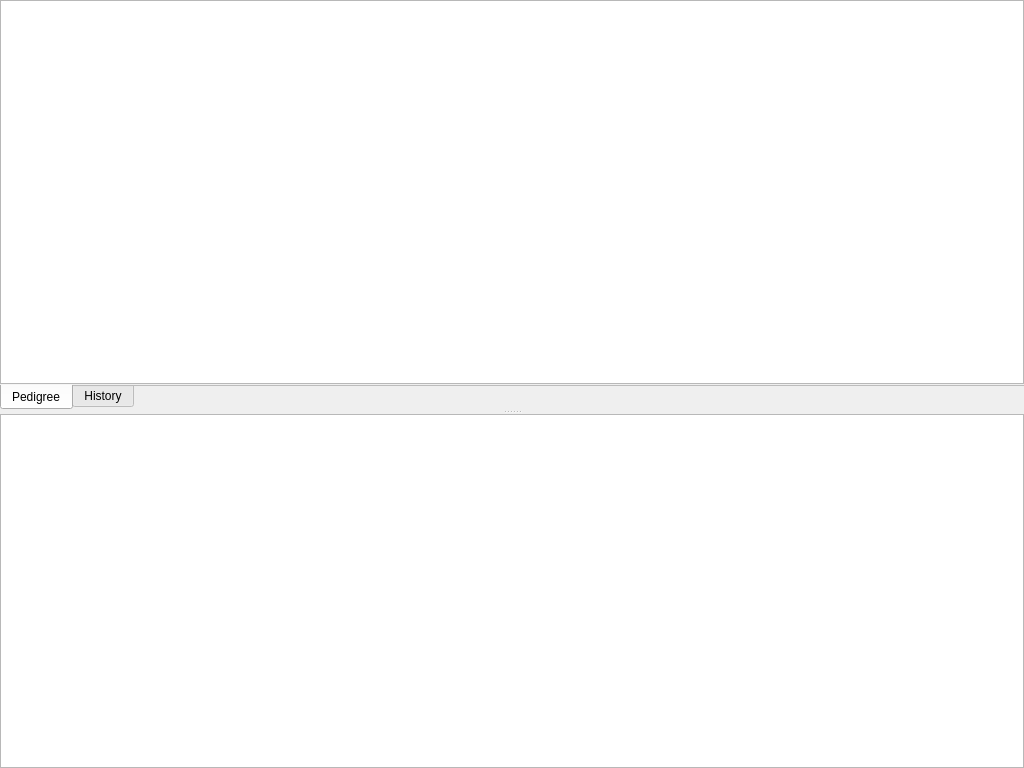
Qt form resources/vis.ui (alex-r-bigelow/updb-explorer) before a commit.
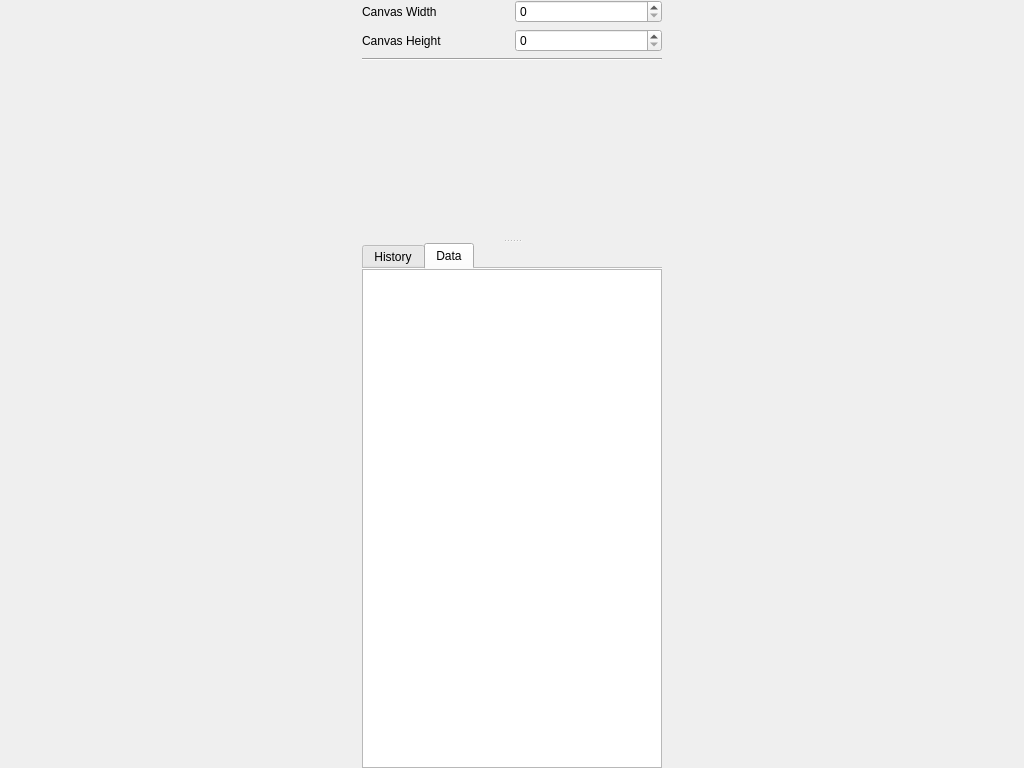
The same form after that commit.

Commit message: Added transpose step to layout, beginnings of zooming interaction

Diff of the .ui file:
```diff
--- a/resources/vis.ui
+++ b/resources/vis.ui
@@ -23,15 +23,83 @@
       <property name="orientation">
        <enum>Qt::Vertical</enum>
       </property>
+      <widget class="QSplitter" name="pedigreeSplitter">
+       <property name="orientation">
+        <enum>Qt::Horizontal</enum>
+       </property>
+       <widget class="QWidget" name="settingsWidget" native="true">
+        <property name="maximumSize">
+         <size>
+          <width>300</width>
+          <height>16777215</height>
+         </size>
+        </property>
+        <layout class="QGridLayout" name="gridLayout_4">
+         <item row="2" column="0" colspan="2">
+          <widget class="Line" name="line">
+           <property name="orientation">
+            <enum>Qt::Horizontal</enum>
+           </property>
+          </widget>
+         </item>
+         <item row="0" column="1">
+          <widget class="QSpinBox" name="canvasWidth"/>
+         </item>
+         <item row="0" column="0">
+          <widget class="QLabel" name="label">
+           <property name="text">
+            <string>Canvas Width</string>
+           </property>
+          </widget>
+         </item>
+         <item row="1" column="0">
+          <widget class="QLabel" name="label_2">
+           <property name="text">
+            <string>Canvas Height</string>
+           </property>
+          </widget>
+         </item>
+         <item row="1" column="1">
+          <widget class="QSpinBox" name="canvasHeight"/>
+         </item>
+         <item row="3" column="1">
+          <spacer name="verticalSpacer_2">
+           <property name="orientation">
+            <enum>Qt::Vertical</enum>
+           </property>
+           <property name="sizeHint" stdset="0">
+            <size>
+             <width>20</width>
+             <height>40</height>
+            </size>
+           </property>
+          </spacer>
+         </item>
+         <item row="3" column="0">
+          <spacer name="verticalSpacer">
+           <property name="orientation">
+            <enum>Qt::Vertical</enum>
+           </property>
+           <property name="sizeHint" stdset="0">
+            <size>
+             <width>20</width>
+             <height>40</height>
+            </size>
+           </property>
+          </spacer>
+         </item>
+        </layout>
+       </widget>
+      </widget>
       <widget class="QTabWidget" name="tabWidget">
        <property name="tabPosition">
-        <enum>QTabWidget::South</enum>
+        <enum>QTabWidget::North</enum>
        </property>
        <property name="tabShape">
         <enum>QTabWidget::Rounded</enum>
        </property>
        <property name="currentIndex">
-        <number>0</number>
+        <number>1</number>
        </property>
        <property name="elideMode">
         <enum>Qt::ElideNone</enum>
@@ -39,29 +107,6 @@
        <property name="documentMode">
         <bool>true</bool>
        </property>
-       <widget class="QWidget" name="PedigreeTab">
-        <attribute name="title">
-         <string>Pedigree</string>
-        </attribute>
-        <layout class="QGridLayout" name="gridLayout">
-         <property name="margin">
-          <number>0</number>
-         </property>
-         <item row="0" column="0">
-          <widget class="QGraphicsView" name="pedigreeView">
-           <property name="verticalScrollBarPolicy">
-            <enum>Qt::ScrollBarAsNeeded</enum>
-           </property>
-           <property name="horizontalScrollBarPolicy">
-            <enum>Qt::ScrollBarAsNeeded</enum>
-           </property>
-           <property name="alignment">
-            <set>Qt::AlignLeading|Qt::AlignLeft|Qt::AlignTop</set>
-           </property>
-          </widget>
-         </item>
-        </layout>
-       </widget>
        <widget class="QWidget" name="HistoryTab">
         <attribute name="title">
          <string>History</string>
@@ -75,12 +120,24 @@
          </item>
         </layout>
        </widget>
-      </widget>
-      <widget class="QSplitter" name="lowSplitter">
-       <property name="orientation">
-        <enum>Qt::Horizontal</enum>
-       </property>
-       <widget class="QGraphicsView" name="plotView"/>
+       <widget class="QWidget" name="DataTab">
+        <attribute name="title">
+         <string>Data</string>
+        </attribute>
+        <layout class="QGridLayout" name="gridLayout">
+         <property name="margin">
+          <number>0</number>
+         </property>
+         <item row="0" column="0">
+          <widget class="QSplitter" name="historyDataSplitter">
+           <property name="orientation">
+            <enum>Qt::Horizontal</enum>
+           </property>
+           <widget class="QGraphicsView" name="plotView"/>
+          </widget>
+         </item>
+        </layout>
+       </widget>
       </widget>
      </widget>
     </item>
```
Left out of the diff: 2 changed lines with no effect on the pictures. The commit also changes 3 other files.
